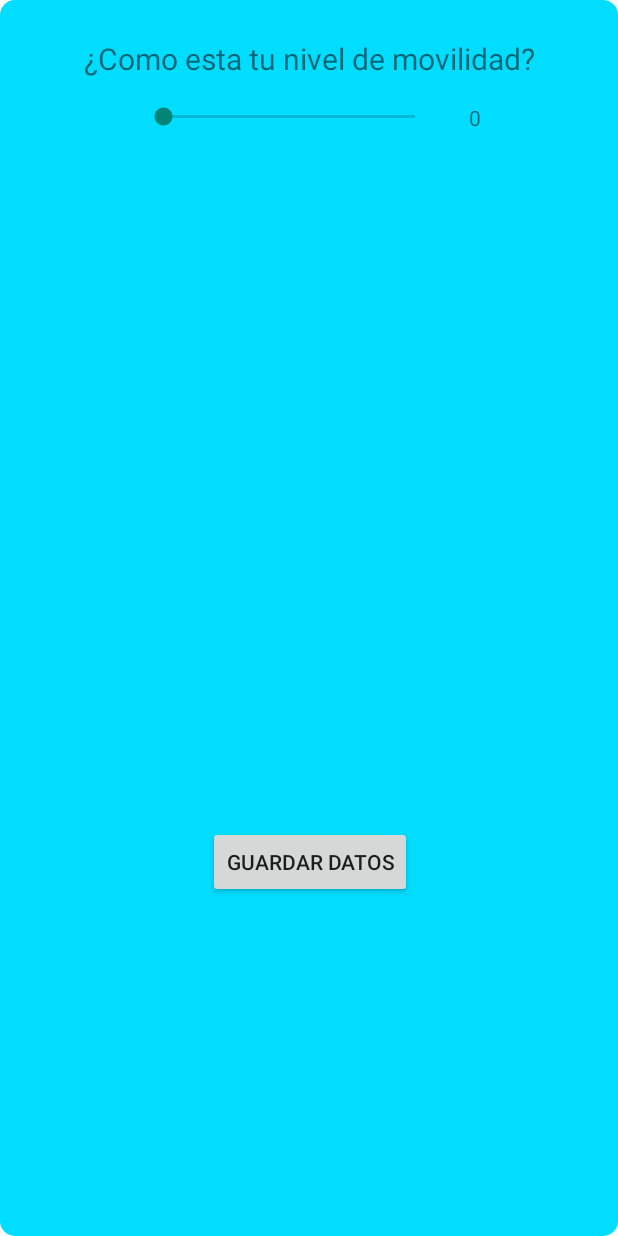
After one commit to DarkDhz/RehabApp, an Android app: the layout save_exercice_alert.xml on its own in the app's theme, with its tools: preview values and no code run, on a phone screen of 412 x 824 dp. The commit adds this screen. Run offline under Robolectric (Android 15) with nearby library versions, the phone set to English and light mode, and no system bars.

Commit message:
A-S3-01-Finish exercice alert

```diff
--- /dev/null
+++ b/app/src/main/res/layout/save_exercice_alert.xml
@@ -0,0 +1,71 @@
+<?xml version="1.0" encoding="utf-8"?>
+<androidx.constraintlayout.widget.ConstraintLayout
+    xmlns:android="http://schemas.android.com/apk/res/android"
+    xmlns:app="http://schemas.android.com/apk/res-auto"
+    xmlns:tools="http://schemas.android.com/tools"
+    android:layout_width="match_parent"
+    android:padding="25dp"
+    android:background="@drawable/main_button"
+    android:layout_height="match_parent">
+
+    <androidx.constraintlayout.widget.ConstraintLayout
+        android:id="@+id/sea_mainLayout"
+        android:layout_width="326dp"
+        android:layout_height="573dp"
+
+        app:layout_constraintEnd_toEndOf="parent"
+        app:layout_constraintStart_toStartOf="parent"
+        app:layout_constraintTop_toTopOf="parent">
+
+
+        <TextView
+            android:id="@+id/sea_mov_title"
+            android:layout_width="wrap_content"
+            android:layout_height="wrap_content"
+            android:text="¿Como esta tu nivel de movilidad?"
+            android:textSize="20sp"
+            app:layout_constraintEnd_toEndOf="parent"
+            app:layout_constraintStart_toStartOf="parent"
+            app:layout_constraintTop_toTopOf="parent" />
+
+
+        <androidx.constraintlayout.widget.ConstraintLayout
+            android:id="@+id/sea_seekLayout"
+            android:layout_width="wrap_content"
+            android:layout_height="wrap_content"
+            android:layout_marginTop="16dp"
+            app:layout_constraintEnd_toEndOf="parent"
+            app:layout_constraintStart_toStartOf="parent"
+            app:layout_constraintTop_toBottomOf="@+id/sea_mov_title">
+
+            <SeekBar
+                android:id="@+id/sea_seekBar"
+                android:layout_width="200dp"
+                android:layout_height="wrap_content"
+                app:layout_constraintStart_toStartOf="parent"
+                app:layout_constraintTop_toTopOf="parent" />
+
+            <TextView
+                android:id="@+id/sea_seekValue"
+                android:layout_width="wrap_content"
+                android:layout_height="wrap_content"
+                android:layout_marginStart="20dp"
+                android:text="0"
+                app:layout_constraintStart_toEndOf="@+id/sea_seekBar"
+                app:layout_constraintTop_toTopOf="parent" />
+
+        </androidx.constraintlayout.widget.ConstraintLayout>
+
+        <Button
+            android:id="@+id/sea_finish"
+            android:layout_width="wrap_content"
+            android:layout_height="wrap_content"
+            android:text="Guardar datos"
+            app:layout_constraintBottom_toBottomOf="parent"
+            app:layout_constraintEnd_toEndOf="parent"
+            app:layout_constraintStart_toStartOf="parent" />
+
+    </androidx.constraintlayout.widget.ConstraintLayout>
+
+
+</androidx.constraintlayout.widget.ConstraintLayout>
```
Also changed, not shown: app/src/main/java/dev/virtualplanet/rehabapp/view/ViewExercicesActivity.kt (+52 -15 lines), app/src/main/res/layout/activity_view_exercices.xml (+36 -13 lines), app/src/main/res/drawable/done.png (added).
